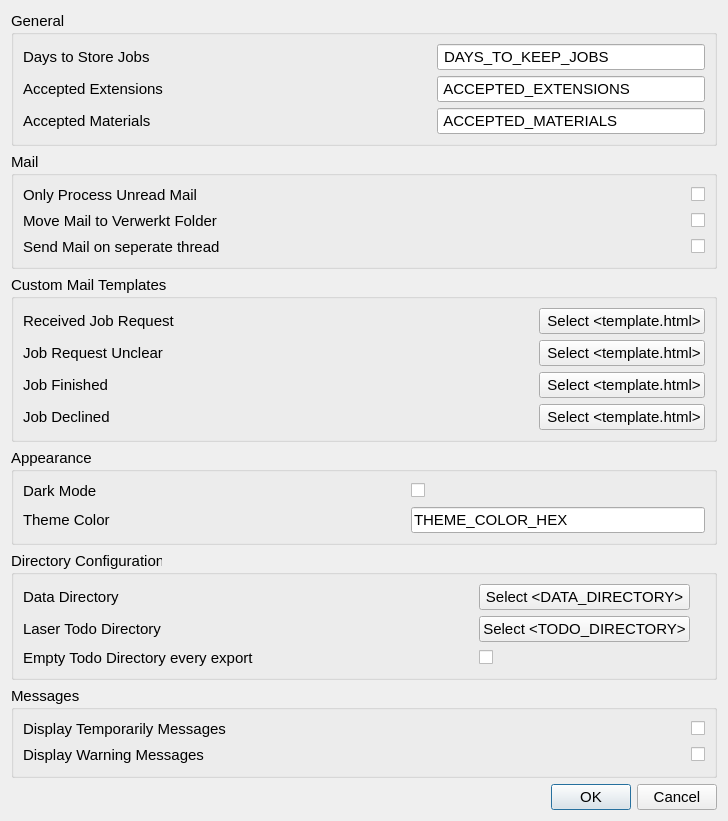
GijsGroote/creator_administrator, file creator_administrator/laser/ui/settings_dialog.ui: the form before one commit.
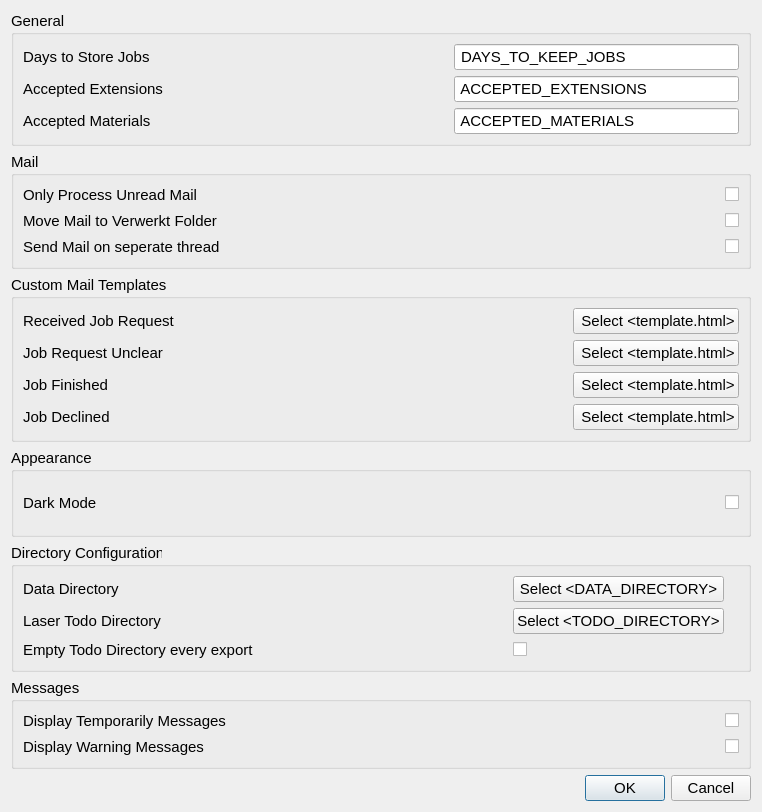
The form after the commit. Custom widgets are drawn as their Qt base class.

Commit message: equal size font everywhere, dark theme option

```diff
--- a/creator_administrator/laser/ui/settings_dialog.ui
+++ b/creator_administrator/laser/ui/settings_dialog.ui
@@ -6,8 +6,8 @@
    <rect>
     <x>0</x>
     <y>0</y>
-    <width>728</width>
-    <height>821</height>
+    <width>762</width>
+    <height>812</height>
    </rect>
   </property>
   <property name="font">
@@ -580,40 +580,10 @@
      <property name="title">
       <string>Appearance</string>
      </property>
-     <layout class="QVBoxLayout" name="verticalLayout">
+     <layout class="QHBoxLayout" name="horizontalLayout_6">
       <item>
-       <layout class="QGridLayout" name="gridLayout">
-        <item row="0" column="2">
-         <widget class="QCheckBox" name="darkModeCheckBox">
-          <property name="font">
-           <font>
-            <pointsize>11</pointsize>
-           </font>
-          </property>
-          <property name="text">
-           <string/>
-          </property>
-         </widget>
-        </item>
-        <item row="0" column="1">
-         <spacer name="horizontalSpacer_2">
-          <property name="font">
-           <font>
-            <pointsize>11</pointsize>
-           </font>
-          </property>
-          <property name="orientation">
-           <enum>Qt::Horizontal</enum>
-          </property>
-          <property name="sizeHint" stdset="0">
-           <size>
-            <width>40</width>
-            <height>20</height>
-           </size>
-          </property>
-         </spacer>
-        </item>
-        <item row="0" column="0">
+       <layout class="QHBoxLayout" name="horizontalLayout_3">
+        <item>
          <widget class="QLabel" name="label_10">
           <property name="font">
            <font>
@@ -628,20 +598,8 @@
           </property>
          </widget>
         </item>
-        <item row="2" column="0">
-         <widget class="QLabel" name="label_11">
-          <property name="font">
-           <font>
-            <pointsize>11</pointsize>
-           </font>
-          </property>
-          <property name="text">
-           <string>Theme Color</string>
-          </property>
-         </widget>
-        </item>
-        <item row="2" column="1">
-         <spacer name="horizontalSpacer">
+        <item>
+         <spacer name="horizontalSpacer_2">
           <property name="font">
            <font>
             <pointsize>11</pointsize>
@@ -658,15 +616,15 @@
           </property>
          </spacer>
         </item>
-        <item row="2" column="2">
-         <widget class="QLineEdit" name="themeColorLineEdit">
+        <item>
+         <widget class="QCheckBox" name="darkModeCheckBox">
           <property name="font">
            <font>
             <pointsize>11</pointsize>
            </font>
           </property>
           <property name="text">
-           <string>THEME_COLOR_HEX</string>
+           <string/>
           </property>
          </widget>
         </item>
```
Left out of the diff: 1 changed line with no effect on the pictures. The commit also changes 14 other files.
